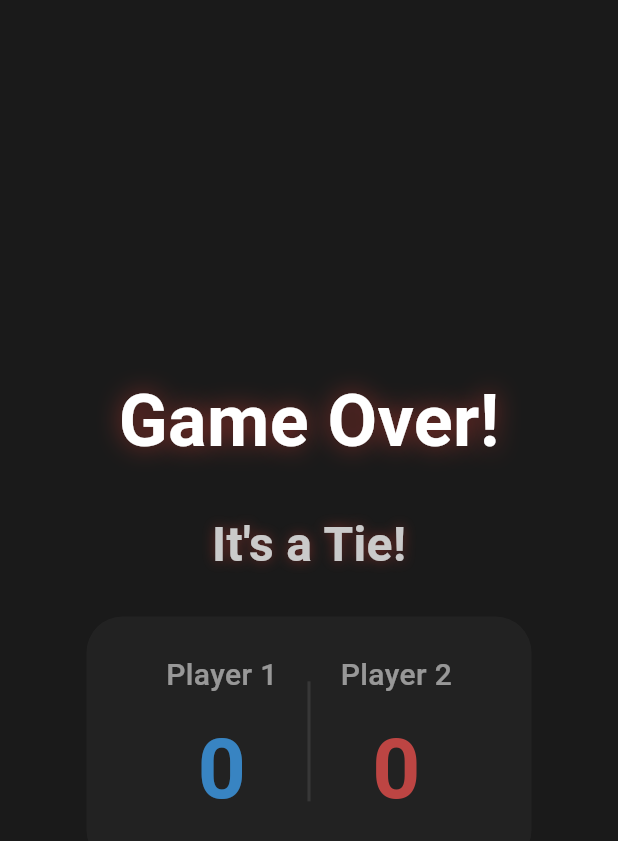
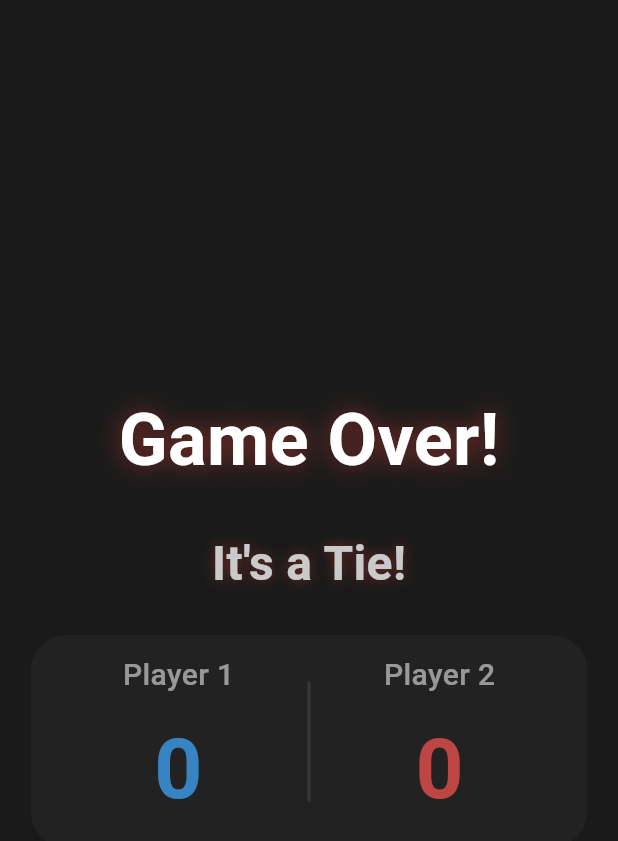
Before and after one commit to mustafaberat/click-battle-game, a Flutter app: the GameOverPopup widget shown alone on an empty page, opened directly with empty values, on a phone screen of 412 x 824 dp. Shown: the top 841 px of the screen. Run offline on Flutter 3.47's test engine with Material 3 defaults, Android fonts, the phone set to English and light mode, and no system bars; our stand-ins replace shared_preferences; accounts and stored records are empty.

Commit message:
button overpixel done

```diff
--- a/lib/screens/game/game_over_popup.dart
+++ b/lib/screens/game/game_over_popup.dart
@@ -139,6 +139,10 @@ class _GameOverPopupState extends State<GameOverPopup> with TickerProviderStateM
                 // Game Over Text with Scale Animation
                 ScaleTransition(
                   scale: _gameOverScale,
+                  child: Container(
+                    width: screenSize.width * 0.9,
+                    child: FittedBox(
+                      fit: BoxFit.scaleDown,
                       child: Text(
                         'Game Over!',
                         style: GameStyles.gameOverText(context).copyWith(
@@ -154,6 +158,8 @@ class _GameOverPopupState extends State<GameOverPopup> with TickerProviderStateM
                         ),
                       ),
                     ),
+                  ),
+                ),
                 SizedBox(height: AppDimensions.spacing(context) * 3),
 
                 // Results with Fade Animation
@@ -161,8 +167,13 @@ class _GameOverPopupState extends State<GameOverPopup> with TickerProviderStateM
                   opacity: _resultOpacity,
                   child: Column(
                     children: [
-                      Row(
+                      Container(
+                        width: screenSize.width * 0.9,
+                        child: FittedBox(
+                          fit: BoxFit.scaleDown,
+                          child: Row(
                             mainAxisAlignment: MainAxisAlignment.center,
+                            mainAxisSize: MainAxisSize.min,
                             children: [
                               if (widget.isSinglePlayer && !isWinner) Icon(Icons.smart_toy, color: Colors.red[500], size: 32),
                               if (widget.isSinglePlayer && !isWinner) SizedBox(width: 8),
@@ -187,12 +198,14 @@ class _GameOverPopupState extends State<GameOverPopup> with TickerProviderStateM
                               if (isWinner) Icon(Icons.emoji_events, color: Colors.amber, size: 32),
                             ],
                           ),
+                        ),
+                      ),
                       SizedBox(height: AppDimensions.spacing(context) * 3),
                       Container(
-                        margin: EdgeInsets.symmetric(horizontal: screenSize.width * 0.1),
+                        width: screenSize.width * 0.9,
                         padding: EdgeInsets.symmetric(
-                          horizontal: AppDimensions.padding(context) * 2,
-                          vertical: AppDimensions.padding(context) * 1.5,
+                          horizontal: AppDimensions.padding(context) * 0.75,
+                          vertical: AppDimensions.padding(context) * 0.75,
                         ),
                         decoration: BoxDecoration(
                           color: Colors.white.withOpacity(0.05),
@@ -204,7 +217,9 @@ class _GameOverPopupState extends State<GameOverPopup> with TickerProviderStateM
                             Expanded(
                               child: Column(
                                 children: [
-                                  Text(
+                                  FittedBox(
+                                    fit: BoxFit.scaleDown,
+                                    child: Text(
                                       widget.isSinglePlayer ? 'You' : 'Player 1',
                                       style: TextStyle(
                                         color: Colors.white70,
@@ -212,13 +227,17 @@ class _GameOverPopupState extends State<GameOverPopup> with TickerProviderStateM
                                         fontWeight: FontWeight.w500,
                                       ),
                                     ),
+                                  ),
                                   SizedBox(height: 8),
-                                  Text(
+                                  FittedBox(
+                                    fit: BoxFit.scaleDown,
+                                    child: Text(
                                       widget.player1Score.toString(),
                                       style: TextStyle(
                                         color: Colors.blue[400],
                                         fontSize: 56,
                                         fontWeight: FontWeight.bold,
+                                      ),
                                     ),
                                   ),
                                 ],
@@ -232,7 +251,9 @@ class _GameOverPopupState extends State<GameOverPopup> with TickerProviderStateM
                             Expanded(
                               child: Column(
                                 children: [
-                                  Text(
+                                  FittedBox(
+                                    fit: BoxFit.scaleDown,
+                                    child: Text(
                                       widget.isSinglePlayer ? 'Robot' : 'Player 2',
                                       style: TextStyle(
                                         color: Colors.white70,
@@ -240,13 +261,17 @@ class _GameOverPopupState extends State<GameOverPopup> with TickerProviderStateM
                                         fontWeight: FontWeight.w500,
                                       ),
                                     ),
+                                  ),
                                   SizedBox(height: 8),
-                                  Text(
+                                  FittedBox(
+                                    fit: BoxFit.scaleDown,
+                                    child: Text(
                                       widget.player2Score.toString(),
                                       style: TextStyle(
                                         color: Colors.red[400],
                                         fontSize: 56,
                                         fontWeight: FontWeight.bold,
+                                      ),
                                     ),
                                   ),
                                 ],
@@ -266,25 +291,25 @@ class _GameOverPopupState extends State<GameOverPopup> with TickerProviderStateM
                     opacity: _buttonsOpacity.value,
                     child: Transform.scale(
                       scale: _buttonsScale.value,
-                      child: Padding(
-                        padding: EdgeInsets.only(
+                      child: Container(
+                        width: screenSize.width * 0.9,
+                        margin: EdgeInsets.only(
                           top: AppDimensions.spacing(context) * 4,
-                          left: screenSize.width * 0.1,
-                          right: screenSize.width * 0.1,
                         ),
                         child: Column(
+                          mainAxisSize: MainAxisSize.min,
                           children: [
                             // Play Again Button
-                            MouseRegion(
+                            SizedBox(
+                              width: double.infinity,
+                              height: 70,
+                              child: MouseRegion(
                                 onEnter: (_) => setState(() => _isPlayAgainHovered = true),
                                 onExit: (_) => setState(() => _isPlayAgainHovered = false),
                                 child: AnimatedContainer(
                                   duration: const Duration(milliseconds: 200),
                                   transform: Matrix4.identity()
                                     ..scale(_isPlayAgainHovered ? 1.05 : 1.0),
-                                child: Container(
-                                  width: double.infinity,
-                                  height: 70,
                                   child: ElevatedButton(
                                     style: ButtonStyle(
                                       backgroundColor: MaterialStateProperty.resolveWith<Color>(
@@ -311,8 +336,11 @@ class _GameOverPopupState extends State<GameOverPopup> with TickerProviderStateM
                                         ),
                                       );
                                     },
+                                    child: FittedBox(
+                                      fit: BoxFit.scaleDown,
                                       child: Row(
                                         mainAxisAlignment: MainAxisAlignment.center,
+                                        mainAxisSize: MainAxisSize.min,
                                         children: [
                                           Icon(Icons.replay_rounded, color: Colors.white, size: 32),
                                           SizedBox(width: 16),
@@ -330,18 +358,19 @@ class _GameOverPopupState extends State<GameOverPopup> with TickerProviderStateM
                                   ),
                                 ),
                               ),
+                            ),
                             SizedBox(height: AppDimensions.spacing(context) * 2),
-                            // Home Button (Same size and style as Play Again)
-                            MouseRegion(
+                            // Home Button
+                            SizedBox(
+                              width: double.infinity,
+                              height: 70,
+                              child: MouseRegion(
                                 onEnter: (_) => setState(() => _isHomeHovered = true),
                                 onExit: (_) => setState(() => _isHomeHovered = false),
                                 child: AnimatedContainer(
                                   duration: const Duration(milliseconds: 200),
                                   transform: Matrix4.identity()
                                     ..scale(_isHomeHovered ? 1.05 : 1.0),
-                                child: Container(
-                                  width: double.infinity,
-                                  height: 70,
                                   child: ElevatedButton(
                                     style: ButtonStyle(
                                       backgroundColor: MaterialStateProperty.resolveWith<Color>(
@@ -355,8 +384,11 @@ class _GameOverPopupState extends State<GameOverPopup> with TickerProviderStateM
                                       elevation: MaterialStateProperty.all(_isHomeHovered ? 12 : 6),
                                     ),
                                     onPressed: () => Navigator.pop(context),
+                                    child: FittedBox(
+                                      fit: BoxFit.scaleDown,
                                       child: Row(
                                         mainAxisAlignment: MainAxisAlignment.center,
+                                        mainAxisSize: MainAxisSize.min,
                                         children: [
                                           Icon(Icons.home_rounded, color: Colors.white, size: 32),
                                           SizedBox(width: 16),
@@ -369,6 +401,7 @@ class _GameOverPopupState extends State<GameOverPopup> with TickerProviderStateM
                                             ),
                                           ),
                                         ],
+                                      ),
                                     ),
                                   ),
                                 ),
```
Also changed, not shown: 1 other file. Lines whose indentation alone changed are shown as unchanged.
